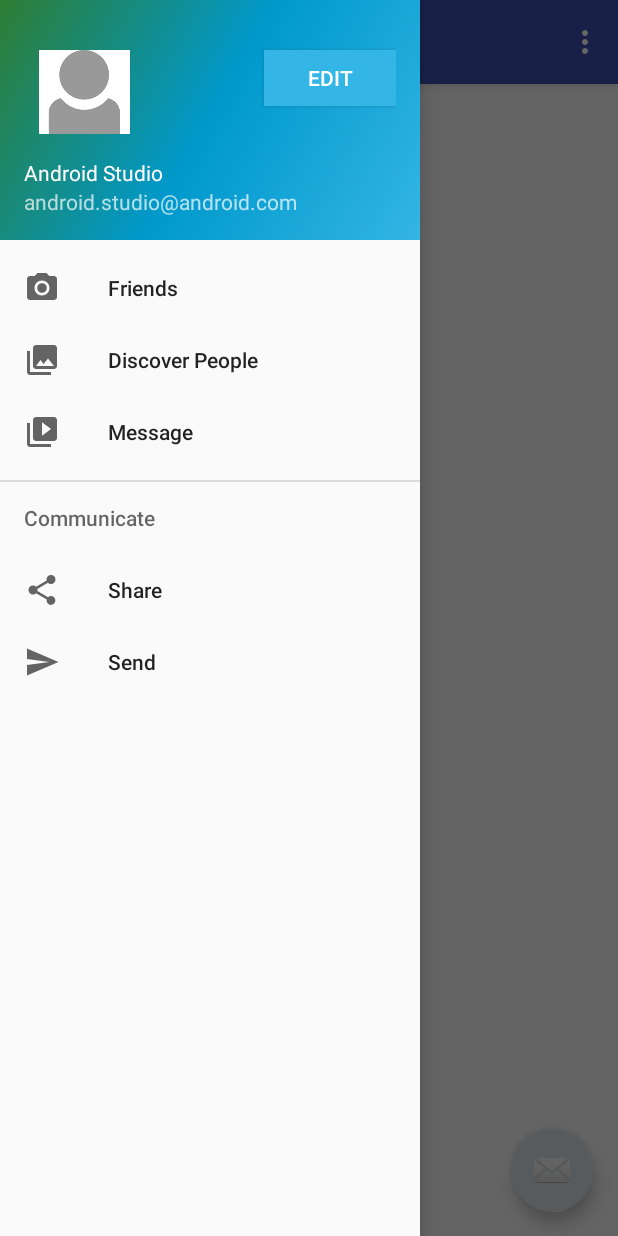
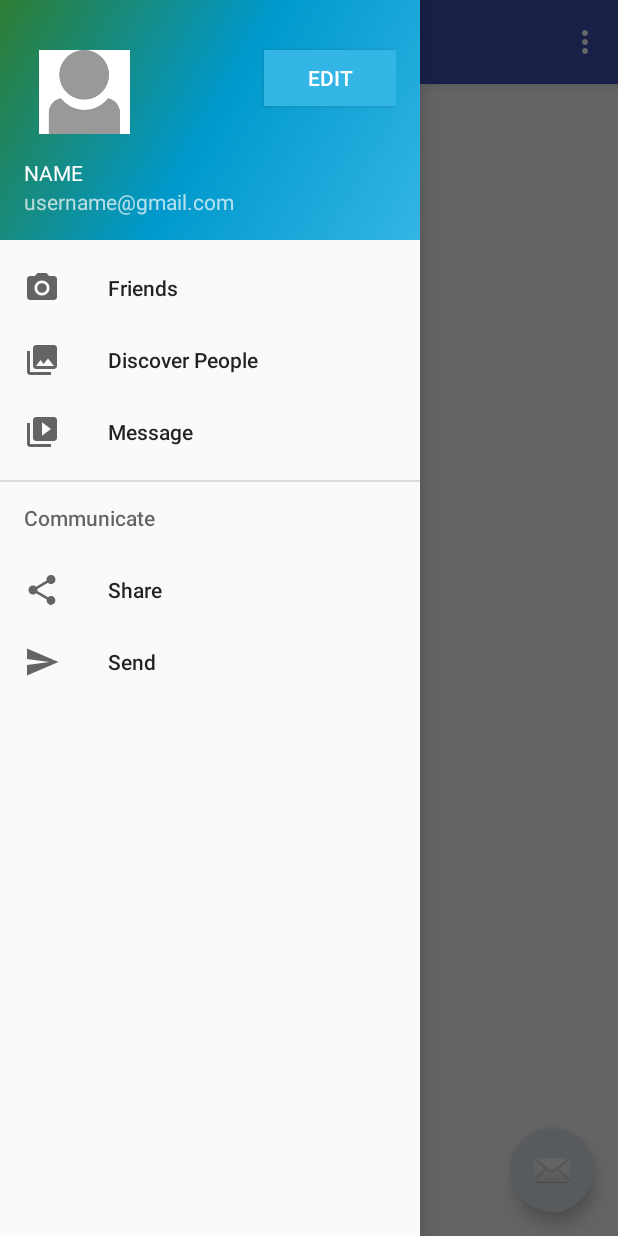
Before and after one commit to rohankankapurkar/CMPE277-SocialApp, an Android app: the Home screen opened directly, with no data from a screen before it, with the side drawer open, on a phone screen of 412 x 824 dp. Run offline under Robolectric (Android 15) with nearby library versions, the phone set to English and light mode, and no system bars; our stand-ins replace Volley; network calls fail; 1 statement that could not run was skipped.

Commit message:
display userdata on 1st screen

```diff
--- a/src/MyApplication/app/src/main/res/layout/nav_header_home.xml
+++ b/src/MyApplication/app/src/main/res/layout/nav_header_home.xml
@@ -50,14 +50,16 @@
     <TextView
         android:layout_width="match_parent"
         android:layout_height="wrap_content"
+        android:id="@+id/username"
         android:paddingTop="@dimen/nav_header_vertical_spacing"
-        android:text="Android Studio"
+        android:text="NAME"
         android:textAppearance="@style/TextAppearance.AppCompat.Body1" />
 
     <TextView
-        android:id="@+id/textView"
+        android:id="@+id/userEmail"
         android:layout_width="wrap_content"
         android:layout_height="wrap_content"
-        android:text="android.studio@android.com" />
+
+        android:text="username@gmail.com" />
 
 </LinearLayout>
```
Also changed, not shown: src/MyApplication/app/src/main/java/com/example/rohankankapurkar/facebook/Home.java (+23 -4 lines), 1 other file.
